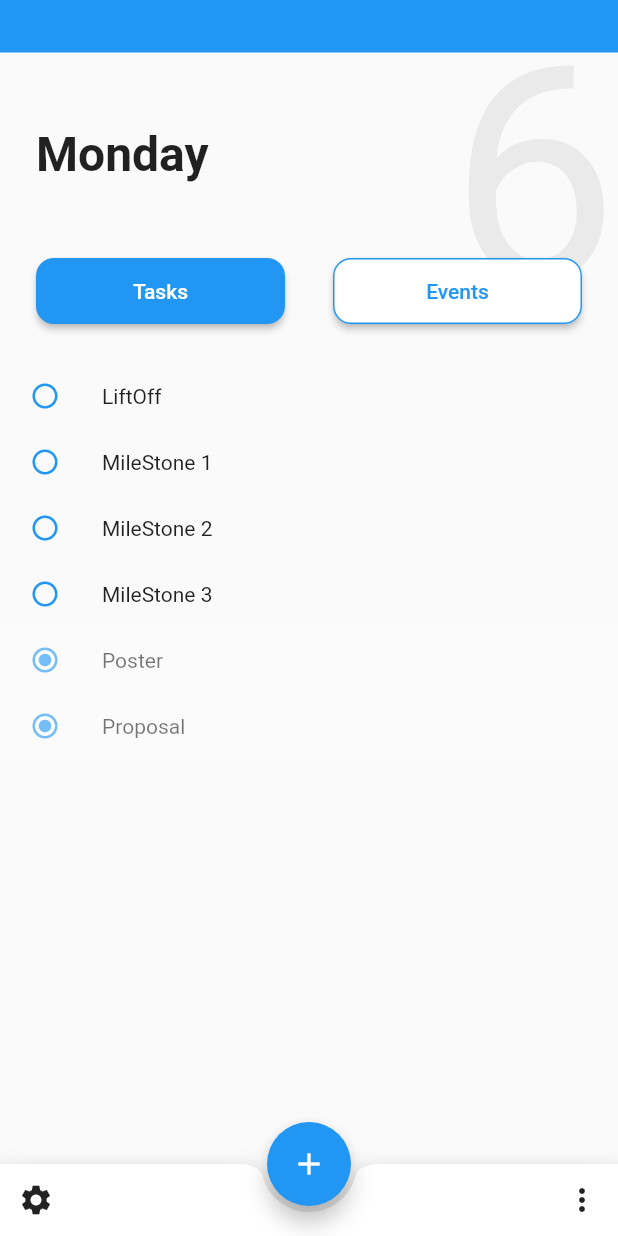
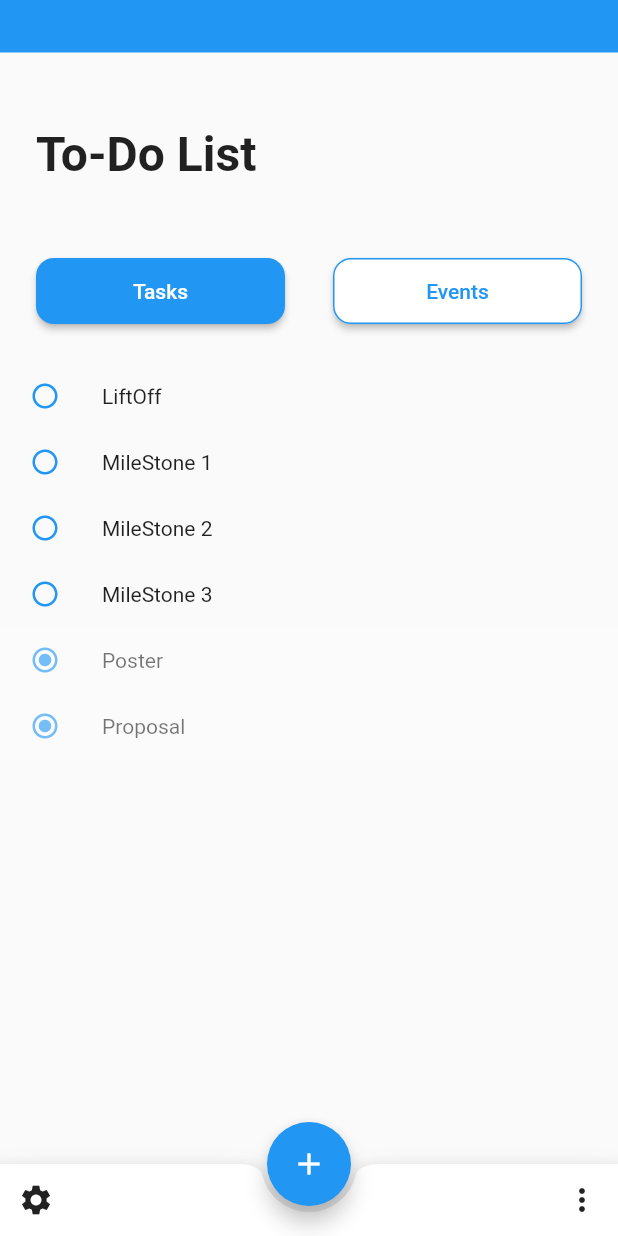
Before and after one commit to aliciaajy/Orbital2020, a Flutter app: the MyHomePage screen opened directly, on a phone screen of 412 x 824 dp. Run offline on Flutter 3.47's test engine with Material 2 defaults, Android fonts, the phone set to English and light mode, and no system bars.

Commit message:
Update task_home_page.dart

```diff
--- a/lib/taskpages/task_home_page.dart
+++ b/lib/taskpages/task_home_page.dart
@@ -48,13 +48,6 @@ class _MyHomePageState extends State<MyHomePage> {
             height: 35,
             color: Theme.of(context).accentColor,
           ),
-           Positioned(
-             right: 0,
-              child: Text(
-                "6",
-                style: TextStyle(fontSize: 200, color: Color(0x10000000)),
-        ),
-           ),
         _mainContent(context),
         ],
       ),
@@ -100,7 +93,7 @@ class _MyHomePageState extends State<MyHomePage> {
         Padding(
           padding: const EdgeInsets.all(24.0),
           child: Text(
-          "Monday",
+          "To-Do List",
           style: TextStyle(
           fontSize: 32, fontWeight: FontWeight.bold),
           ),
```
